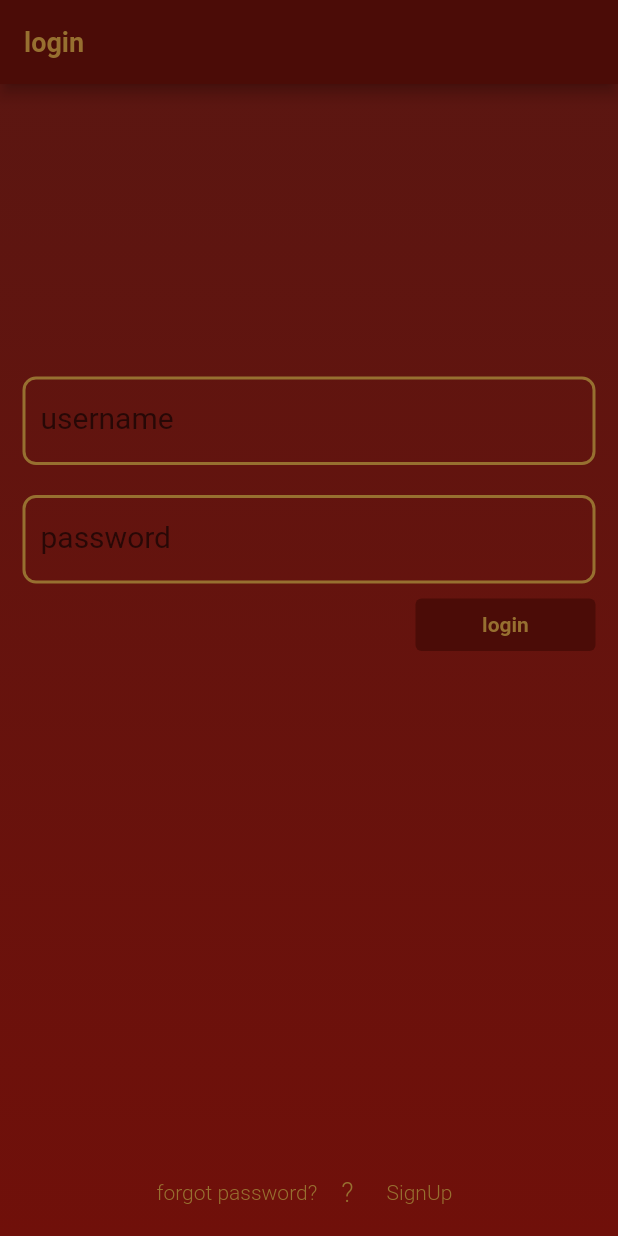
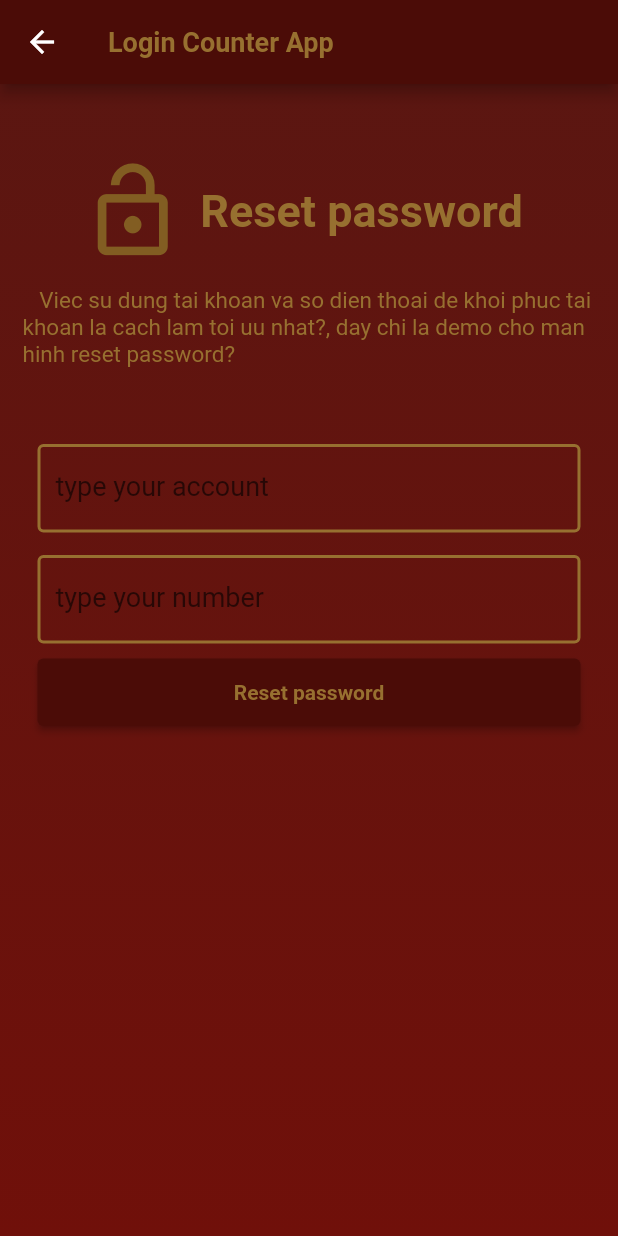
Before and after one commit to CamenRyder/counterApp, a Flutter app: the screen it shows after launch, after a tap on "forgot password?", on a phone screen of 412 x 824 dp. Run offline on Flutter 3.47's test engine with Material 2 defaults, Android fonts, the phone set to English and light mode, and no system bars; our stand-ins replace bloc, equatable, flutter_bloc, formz; accounts and stored records are empty.

Commit message:
update overview of Forgotpassword page

```diff
--- a/timing/lib/PAGE/componnent.dart
+++ b/timing/lib/PAGE/componnent.dart
@@ -5,6 +5,7 @@ import 'package:flutter_bloc/flutter_bloc.dart';
 import 'package:formz/formz.dart';
 import 'package:timeing/blocs/login/loginEvent.dart';
 import 'package:timeing/blocs/login/loginState.dart';
+import 'package:timeing/page/passwordPage.dart';
 
 import '../blocs/login/loginBloc.dart';
 
@@ -133,7 +134,6 @@ class ButtonLogin extends StatelessWidget {
                       ))));
         }
 
-
         return Container(
           alignment: Alignment.centerRight,
           margin: const EdgeInsets.fromLTRB(0, 0, 10, 0),
@@ -185,7 +185,9 @@ class ForgotAndSignUp extends StatelessWidget {
               mainAxisAlignment: MainAxisAlignment.center,
               children: [
                 MaterialButton(
-                  onPressed: () {},
+                  onPressed: () {
+                    Navigator.of(context).push(ForgotPasswordPage.route());
+                  },
                   child: Text(
                     'forgot password?',
                     style: TextStyle(
--- /dev/null
+++ b/timing/lib/PAGE/componnentForgotPassword.dart
@@ -0,0 +1,153 @@
+import 'package:flutter/material.dart';
+
+class InforForgotPassword extends StatelessWidget {
+  @override
+  Widget build(BuildContext context) {
+    return Container(
+        margin: const EdgeInsets.symmetric(vertical: 50, horizontal: 10),
+        // margin: EdgeInsets.all(50),
+        child: Column(
+          crossAxisAlignment: CrossAxisAlignment.center,
+          // mainAxisAlignment: MainAxisAlignment.start,
+          children: [
+            Container(),
+            Row(
+              mainAxisAlignment: MainAxisAlignment.center,
+              children: [
+                const Icon(
+                  Icons.lock_open_outlined,
+                  size: 70,
+                  color: Color.fromARGB(255, 130, 93, 34),
+                ),
+                Container(
+                  padding: const EdgeInsets.all(10),
+                  child: const Text(
+                    "Reset password",
+                    style: TextStyle(
+                        fontSize: 30,
+                        fontWeight: FontWeight.bold,
+                        color: Color.fromARGB(255, 151, 112, 48)),
+                  ),
+                )
+              ],
+            ),
+            Container(
+              margin: const EdgeInsets.symmetric(vertical: 10),
+              padding: const EdgeInsets.all(5),
+              child: const Text(
+                '   Viec su dung tai khoan va so dien thoai de khoi phuc tai khoan la cach lam toi uu nhat?, day chi la demo cho man hinh reset password?',
+                style: TextStyle(
+                    fontSize: 15,
+                    fontWeight: FontWeight.normal,
+                    color: Color.fromARGB(255, 151, 112, 48)),
+              ),
+            )
+          ],
+        ));
+  }
+}
+
+class InputAccountToResetPassword extends StatelessWidget {
+  @override
+  Widget build(BuildContext context) {
+    // TODO: implement build
+    return Container(
+      child: TextField(
+        cursorColor: Colors.black,
+        decoration: InputDecoration(
+            prefixText: '  ',
+            floatingLabelBehavior:
+                FloatingLabelBehavior.never, //  ko de floating label
+            floatingLabelStyle: const TextStyle(
+                color: Color.fromARGB(255, 151, 112, 48),
+                fontWeight: FontWeight.bold,
+                fontSize: 20),
+            // alignLabelWithHint: false,
+            focusedBorder: OutlineInputBorder(
+                borderRadius: BorderRadius.circular(4),
+                gapPadding: 5.0,
+                borderSide: const BorderSide(
+                    width: 2.0, color: Color.fromARGB(255, 151, 112, 48))),
+            enabledBorder: OutlineInputBorder(
+                borderRadius: BorderRadius.circular(4),
+                gapPadding: 5.0,
+                borderSide: const BorderSide(
+                    width: 2.0, color: Color.fromARGB(255, 151, 112, 48))),
+            border: OutlineInputBorder(
+                borderRadius: BorderRadius.circular(4), gapPadding: 6.0),
+            labelText: 'type your account',
+            labelStyle: const TextStyle(
+              fontSize: 18,
+              fontWeight: FontWeight.normal,
+            )),
+      ),
+    );
+  }
+}
+
+class InputNumberToResetPassword extends StatelessWidget {
+  @override
+  Widget build(BuildContext context) {
+    // TODO: implement build
+    return Container(
+      child: TextField(
+        cursorColor: Colors.black,
+        decoration: InputDecoration(
+            prefixText: '  ',
+            floatingLabelBehavior:
+                FloatingLabelBehavior.never, //  ko de floating label
+            floatingLabelStyle: const TextStyle(
+                color: Color.fromARGB(255, 151, 112, 48),
+                fontWeight: FontWeight.bold,
+                fontSize: 20),
+            focusedBorder: OutlineInputBorder(
+                borderRadius: BorderRadius.circular(4),
+                gapPadding: 5.0,
+                borderSide: const BorderSide(
+                    width: 2.0, color: Color.fromARGB(255, 151, 112, 48))),
+            enabledBorder: OutlineInputBorder(
+                borderRadius: BorderRadius.circular(4),
+                gapPadding: 5.0,
+                borderSide: const BorderSide(
+                    width: 2.0, color: Color.fromARGB(255, 151, 112, 48))),
+            border: OutlineInputBorder(
+                borderRadius: BorderRadius.circular(4), gapPadding: 6.0),
+            labelText: 'type your number',
+            labelStyle: const TextStyle(
+              fontSize: 18,
+              fontWeight: FontWeight.normal,
+            )),
+      ),
+    );
+  }
+}
+
+class OutputCheckToResetPassword extends StatelessWidget {
+  @override
+  Widget build(BuildContext context) {
+    // TODO: implement build
+    return Container(
+      alignment: Alignment.centerRight,
+      margin: const EdgeInsets.fromLTRB(0, 10, 0, 0),
+      child: SizedBox(
+        width: double.infinity,
+        height: 45,
+        child: ElevatedButton(
+            style: const ButtonStyle(
+              backgroundColor:
+                  MaterialStatePropertyAll(Color.fromARGB(255, 75, 12, 7)),
+              foregroundColor:
+                  MaterialStatePropertyAll(Color.fromARGB(255, 135, 89, 85)),
+            ),
+            onPressed: () {},
+            child: const Text(
+              'Reset password',
+              style: TextStyle(
+                  fontSize: 14,
+                  fontWeight: FontWeight.bold,
+                  color: Color.fromARGB(255, 151, 112, 48)),
+            )),
+      ),
+    );
+  }
+}
--- a/timing/lib/PAGE/loginPage.dart
+++ b/timing/lib/PAGE/loginPage.dart
@@ -14,7 +14,7 @@ class LoginPage extends StatefulWidget {
 
   static Route<void> route() {
     return MaterialPageRoute(
-      builder: (context) => LoginPage(),
+      builder: (context) => const LoginPage(),
     );
   }
 
--- /dev/null
+++ b/timing/lib/PAGE/passwordPage.dart
@@ -0,0 +1,59 @@
+import 'package:flutter/cupertino.dart';
+import 'package:flutter/material.dart';
+import 'package:timeing/BackGround/backgroundLogin.dart';
+
+import 'componnentForgotPassword.dart';
+
+class ForgotPasswordPage extends StatefulWidget {
+  const ForgotPasswordPage({super.key});
+
+  static Route<void> route() {
+    return MaterialPageRoute(
+      builder: (context) => ForgotPasswordPage(),
+    );
+  }
+
+  @override
+  State<StatefulWidget> createState() {
+    // TODO: implement createState
+    return _ForgotPassword();
+  }
+}
+
+class _ForgotPassword extends State<ForgotPasswordPage> {
+  @override
+  Widget build(BuildContext context) {
+    // TODO: implement build
+    return Scaffold(
+        appBar: AppBar(
+          backgroundColor: Color.fromARGB(255, 75, 12, 7),
+          title: const Text(
+            'Login Counter App',
+            style: TextStyle(
+                fontSize: 18,
+                fontWeight: FontWeight.bold,
+                color: Color.fromARGB(255, 151, 112, 48)),
+          ),
+        ),
+        body: Stack(
+          children: [
+            const BG_login(),
+            InforForgotPassword(),
+            Container(
+              margin: const EdgeInsets.fromLTRB(25, 0, 25, 100),
+              child: Column(
+                mainAxisAlignment: MainAxisAlignment.center,
+                children: [
+                  InputAccountToResetPassword(),
+                  Container(
+                    height: 15,
+                  ),
+                  InputNumberToResetPassword(),
+                  OutputCheckToResetPassword(),
+                ],
+              ),
+            )
+          ],
+        ));
+  }
+}
```
Also changed, not shown: timing/lib/PAGE/appView.dart (+5 -2 lines), timing/lib/service/userService.dart (line endings or trailing spaces), 1 other file.
